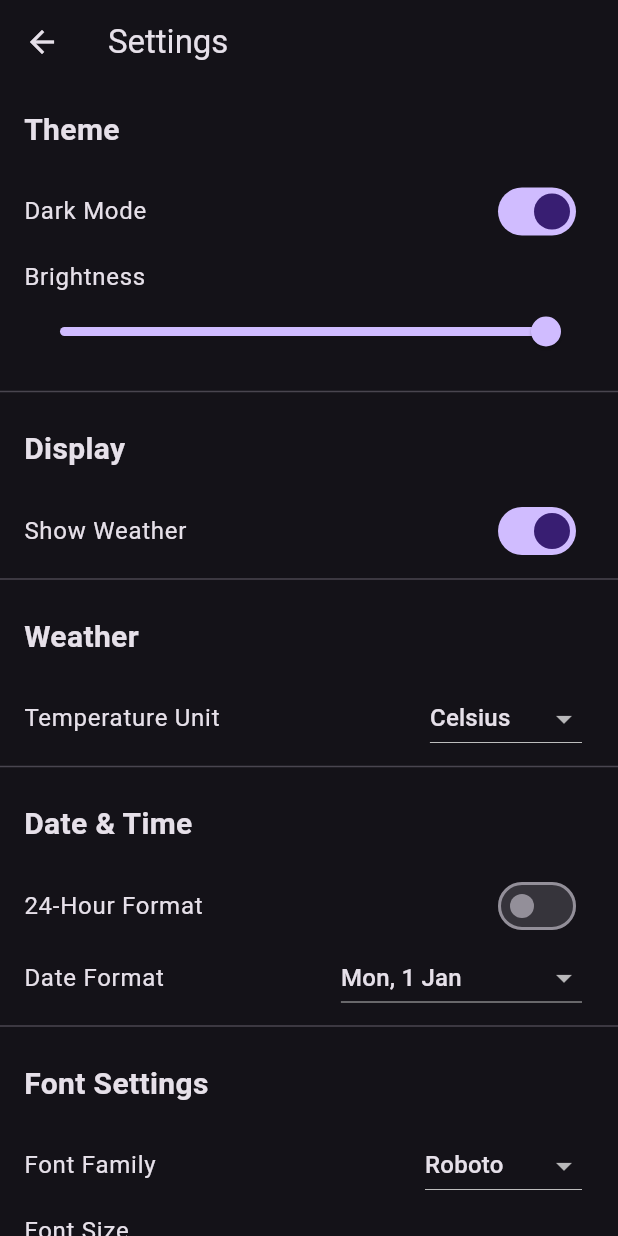
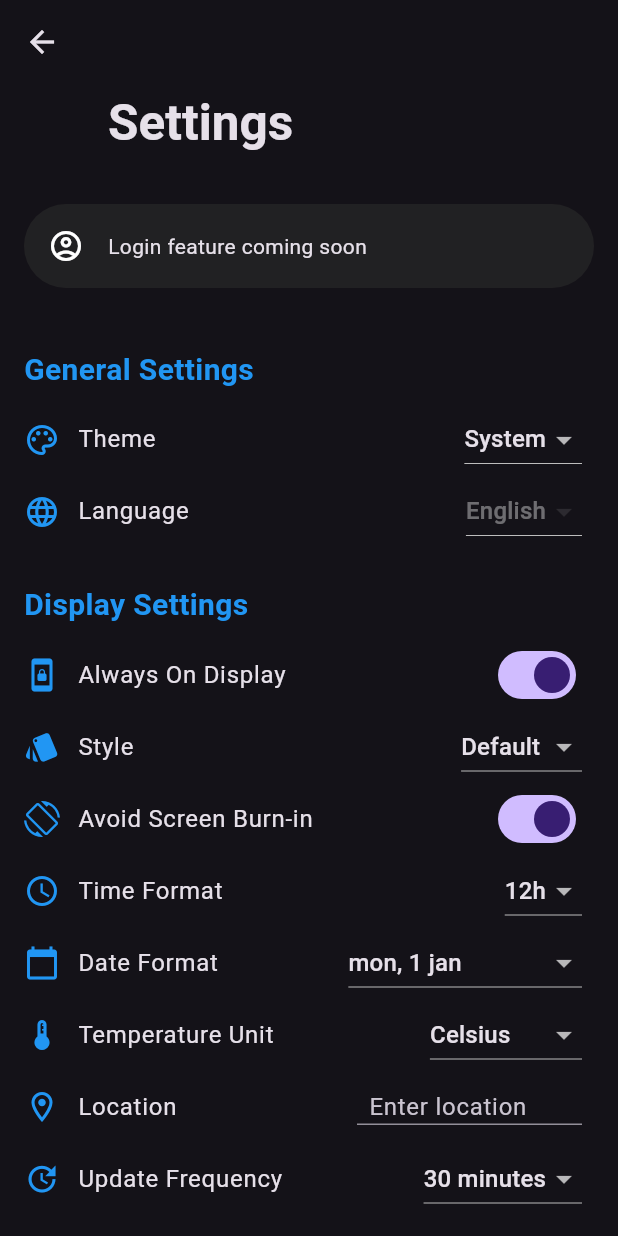
Before and after one commit to ivin-titus/ReSmart, a Flutter app: the SettingsScreen screen opened directly, on a phone screen of 412 x 824 dp. Run offline on Flutter 3.47's test engine with Material 3 defaults, Android fonts, the phone set to English and light mode, and no system bars; our stand-ins replace flutter_dotenv, location, shared_preferences, wakelock_plus, weather_icons; accounts and stored records are empty.

Commit message:
Added Settings menu

```diff
--- a/lib/settings.dart
+++ b/lib/settings.dart
@@ -1,282 +1,457 @@
+
+
 import 'package:flutter/material.dart';
-import 'package:shared_preferences/shared_preferences.dart';
-import 'package:google_fonts/google_fonts.dart';
+import '../widgets/shared_styles.dart';
 
-class SettingsProvider extends ChangeNotifier {
-  static final SettingsProvider _instance = SettingsProvider._internal();
-  factory SettingsProvider() => _instance;
-  SettingsProvider._internal();
-
-  late SharedPreferences _prefs;
-  bool _initialized = false;
-
-  // Theme
-  bool _isDarkMode = true;
-  String _selectedFont = 'Roboto';
-  double _fontSize = 1.0;
-
-  // Weather
-  bool _showWeather = true;
-  String _temperatureUnit = 'celsius';
-
-  // Date & Time
-  bool _show24HourFormat = false;
-  String _dateFormat = 'E, d MMM';
-
-  // Display
-  double _brightness = 1.0;
-
-  // Getters
-  bool get isDarkMode => _isDarkMode;
-  String get selectedFont => _selectedFont;
-  double get fontSize => _fontSize;
-  bool get showWeather => _showWeather;
-  String get temperatureUnit => _temperatureUnit;
-  bool get show24HourFormat => _show24HourFormat;
-  String get dateFormat => _dateFormat;
-  double get brightness => _brightness;
-
-  Future<void> init() async {
-    if (_initialized) return;
-    _prefs = await SharedPreferences.getInstance();
-
-    _isDarkMode = _prefs.getBool('isDarkMode') ?? true;
-    _selectedFont = _prefs.getString('selectedFont') ?? 'Roboto';
-    _fontSize = _prefs.getDouble('fontSize') ?? 1.0;
-    _showWeather = _prefs.getBool('showWeather') ?? true;
-    _temperatureUnit = _prefs.getString('temperatureUnit') ?? 'celsius';
-    _show24HourFormat = _prefs.getBool('show24HourFormat') ?? false;
-    _dateFormat = _prefs.getString('dateFormat') ?? 'E, d MMM';
-    _brightness = _prefs.getDouble('brightness') ?? 1.0;
-
-    _initialized = true;
-    notifyListeners();
-  }
-
-  Future<void> setDarkMode(bool value) async {
-    _isDarkMode = value;
-    await _prefs.setBool('isDarkMode', value);
-    notifyListeners();
-  }
-
-  Future<void> setFont(String font) async {
-    _selectedFont = font;
-    await _prefs.setString('selectedFont', font);
-    notifyListeners();
-  }
-
-  Future<void> setFontSize(double size) async {
-    _fontSize = size;
-    await _prefs.setDouble('fontSize', size);
-    notifyListeners();
-  }
-
-  Future<void> setShowWeather(bool value) async {
-    _showWeather = value;
-    await _prefs.setBool('showWeather', value);
-    notifyListeners();
-  }
-
-  Future<void> setTemperatureUnit(String unit) async {
-    _temperatureUnit = unit;
-    await _prefs.setString('temperatureUnit', unit);
-    notifyListeners();
-  }
-
-  Future<void> set24HourFormat(bool value) async {
-    _show24HourFormat = value;
-    await _prefs.setBool('show24HourFormat', value);
-    notifyListeners();
-  }
-
-  Future<void> setDateFormat(String format) async {
-    _dateFormat = format;
-    await _prefs.setString('dateFormat', format);
-    notifyListeners();
-  }
-
-  Future<void> setBrightness(double value) async {
-    _brightness = value;
-    await _prefs.setDouble('brightness', value);
-    notifyListeners();
-  }
-}
-
-class SettingsScreen extends StatelessWidget {
+class SettingsScreen extends StatefulWidget {
   const SettingsScreen({Key? key}) : super(key: key);
 
   @override
-  Widget build(BuildContext context) {
-    return AnimatedTheme(
-      data: Theme.of(context),
-      child: Scaffold(
-        appBar: AppBar(
-          title: const Text('Settings'),
-          elevation: 0,
-        ),
-        body: ListView(
-          children: [
-            _buildThemeSection(context),
-            _buildDisplaySection(context),
-            _buildWeatherSection(context),
-            _buildDateTimeSection(context),
-            _buildFontSection(context),
-            _buildAboutSection(context),
-          ],
+  State<SettingsScreen> createState() => _SettingsScreenState();
+}
+
+class _SettingsScreenState extends State<SettingsScreen> {
+  // Theme settings
+  String _selectedTheme = 'system';
+  String _selectedLanguage = 'english';
+
+  // AOD settings
+  bool _isAODEnabled = true;
+  String _selectedStyle = 'Default';
+  String _selectedFontFamily = 'Roboto';
+  String _selectedFontSize = 'Medium';
+  bool _avoidScreenBurnIn = true;
+  String _timeFormat = '12';
+  String _dateFormat = 'mon, 1 jan';
+  String _temperatureUnit = 'celsius';
+  String _weatherLocation = '';
+  String _weatherUpdateFrequency = '30 minutes';
+
+  // Custom font size
+  TextEditingController _customFontSizeController = TextEditingController();
+
+  final List<String> _availableStyles = ['Default', 'Custom'];
+  final List<String> _availableFontFamilies = [
+    'Roboto',
+    'Arial',
+    'Helvetica',
+    'Times New Roman',
+    'Georgia',
+    'Courier New',
+    'Verdana',
+    'Tahoma',
+    'Impact',
+    'Comic Sans MS',
+  ];
+
+  final List<String> _availableDateFormats = [
+    'mon, 1 jan',
+    'monday, 1 january',
+    '1/1/2025',
+    'jan 1, 2025',
+    'january 1, 2025',
+    '1 january 2025',
+  ];
+
+  @override
+  void initState() {
+    super.initState();
+    // Initialize settings from shared preferences here
+  }
+
+  Widget _buildSectionHeader(String title) {
+    return Padding(
+      padding: const EdgeInsets.fromLTRB(16, 24, 16, 8),
+      child: Text(
+        title,
+        style: const TextStyle(
+          fontSize: 20,
+          fontWeight: FontWeight.bold,
+          color: Colors.blue,
         ),
       ),
     );
   }
 
-  Widget _buildThemeSection(BuildContext context) {
-    final settings = SettingsProvider();
+  Widget _buildSettingTile({
+    required String title,
+    required Widget trailing,
+    String? subtitle,
+    IconData? icon,
+  }) {
+    return ListTile(
+      leading: icon != null ? Icon(icon, color: Colors.blue) : null,
+      title: Text(title),
+      subtitle: subtitle != null ? Text(subtitle) : null,
+      trailing: trailing,
+    );
+  }
 
-    return _buildSection(
-      'Theme',
-      [
-        SwitchListTile(
-          title: const Text('Dark Mode'),
-          value: settings.isDarkMode,
-          onChanged: settings.setDarkMode,
+  Widget _buildGeneralSettings() {
+    return Column(
+      crossAxisAlignment: CrossAxisAlignment.start,
+      children: [
+        _buildSectionHeader('General Settings'),
+        _buildSettingTile(
+          title: 'Theme',
+          icon: Icons.palette_outlined,
+          trailing: DropdownButton<String>(
+            value: _selectedTheme,
+            onChanged: (String? newValue) {
+              if (newValue != null) {
+                setState(() => _selectedTheme = newValue);
+              }
+            },
+            items: ['system', 'dark', 'light']
+                .map<DropdownMenuItem<String>>((String value) {
+              return DropdownMenuItem<String>(
+                value: value,
+                child: Text(value.capitalize()),
+              );
+            }).toList(),
+          ),
         ),
-        ListTile(
-          title: const Text('Brightness'),
-          subtitle: Slider(
-            value: settings.brightness,
-            onChanged: settings.setBrightness,
+        _buildSettingTile(
+          title: 'Language',
+          icon: Icons.language,
+          trailing: DropdownButton<String>(
+            value: _selectedLanguage,
+            onChanged: null, // Disabled as only English is available
+            items: ['english'].map<DropdownMenuItem<String>>((String value) {
+              return DropdownMenuItem<String>(
+                value: value,
+                child: Text(value.capitalize()),
+              );
+            }).toList(),
           ),
         ),
       ],
     );
   }
 
-  Widget _buildDisplaySection(BuildContext context) {
-    final settings = SettingsProvider();
-
-    return _buildSection(
-      'Display',
-      [
-        SwitchListTile(
-          title: const Text('Show Weather'),
-          value: settings.showWeather,
-          onChanged: settings.setShowWeather,
+  Widget _buildDisplaySettings() {
+    return Column(
+      crossAxisAlignment: CrossAxisAlignment.start,
+      children: [
+        _buildSectionHeader('Display Settings'),
+        _buildSettingTile(
+          title: 'Always On Display',
+          icon: Icons.screen_lock_portrait_outlined,
+          trailing: Switch(
+            value: _isAODEnabled,
+            onChanged: (bool value) {
+              setState(() => _isAODEnabled = value);
+            },
+          ),
         ),
+        if (_isAODEnabled) ...[
+          _buildAODSettings(),
+        ],
       ],
     );
   }
 
-  Widget _buildWeatherSection(BuildContext context) {
-    final settings = SettingsProvider();
+  Widget _buildAODSettings() {
+    return Column(
+      children: [
+        _buildSettingTile(
+          title: 'Style',
+          icon: Icons.style,
+          trailing: DropdownButton<String>(
+            value: _selectedStyle,
+            onChanged: (String? newValue) {
+              if (newValue != null) {
+                setState(() => _selectedStyle = newValue);
+              }
+            },
+            items: _availableStyles.map<DropdownMenuItem<String>>((String value) {
+              return DropdownMenuItem<String>(
+                value: value,
+                child: Text(value),
+              );
+            }).toList(),
+          ),
+        ),
+        if (_selectedStyle == 'Custom') ...[
+          _buildCustomStyleSettings(),
+        ],
+        _buildSettingTile(
+          title: 'Avoid Screen Burn-in',
+          icon: Icons.screen_rotation,
+          trailing: Switch(
+            value: _avoidScreenBurnIn,
+            onChanged: (bool value) {
+              setState(() => _avoidScreenBurnIn = value);
+            },
+          ),
+        ),
+        _buildTimeAndDateSettings(),
+        _buildWeatherSettings(),
+      ],
+    );
+  }
 
-    return _buildSection(
-      'Weather',
-      [
+  Widget _buildCustomStyleSettings() {
+    return Column(
+      children: [
+        const SizedBox(height: 15),
         ListTile(
-          title: const Text('Temperature Unit'),
+          leading: const Icon(Icons.widgets_outlined, color: Colors.blue),
+          title: const Text('Customize Widgets'),
+          trailing: ElevatedButton(
+            onPressed: () {
+              // Navigate to widget customization screen
+            },
+            child: const Text('Customize'),
+          ),
+        ),
+        _buildSettingTile(
+          title: 'Font Family',
+          icon: Icons.font_download_outlined,
           trailing: DropdownButton<String>(
-            value: settings.temperatureUnit,
-            items: const [
-              DropdownMenuItem(value: 'celsius', child: Text('Celsius')),
-              DropdownMenuItem(value: 'fahrenheit', child: Text('Fahrenheit')),
+            value: _selectedFontFamily,
+            onChanged: (String? newValue) {
+              if (newValue != null) {
+                setState(() => _selectedFontFamily = newValue);
+              }
+            },
+            items: _availableFontFamilies
+                .map<DropdownMenuItem<String>>((String value) {
+              return DropdownMenuItem<String>(
+                value: value,
+                child: Text(value),
+              );
+            }).toList(),
+          ),
+        ),
+        ListTile(
+          leading: const Icon(Icons.text_fields, color: Colors.blue),
+          title: const Text('Font Size'),
+          trailing: Row(
+            mainAxisSize: MainAxisSize.min,
+            children: [
+              DropdownButton<String>(
+                value: _selectedFontSize,
+                onChanged: (String? newValue) {
+                  if (newValue != null) {
+                    setState(() => _selectedFontSize = newValue);
+                  }
+                },
+                items: ['Small', 'Medium', 'Large', 'Custom']
+                    .map<DropdownMenuItem<String>>((String value) {
+                  return DropdownMenuItem<String>(
+                    value: value,
+                    child: Text(value),
+                  );
+                }).toList(),
+              ),
+              if (_selectedFontSize == 'Custom') ...[
+                const SizedBox(width: 8),
+                SizedBox(
+                  width: 60,
+                  child: TextField(
+                    controller: _customFontSizeController,
+                    keyboardType: TextInputType.number,
+                    decoration: const InputDecoration(
+                      isDense: true,
+                      contentPadding: EdgeInsets.symmetric(horizontal: 8),
+                    ),
+                  ),
+                ),
+              ],
             ],
-            onChanged: (value) => settings.setTemperatureUnit(value!),
+          ),
+        ),
+        const SizedBox(height: 15),
+      ],
+    );
+  }
+
+  Widget _buildTimeAndDateSettings() {
+    return Column(
+      children: [
+        _buildSettingTile(
+          title: 'Time Format',
+          icon: Icons.access_time,
+          trailing: DropdownButton<String>(
+            value: _timeFormat,
+            onChanged: (String? newValue) {
+              if (newValue != null) {
+                setState(() => _timeFormat = newValue);
+              }
+            },
+            items: ['12', '24'].map<DropdownMenuItem<String>>((String value) {
+              return DropdownMenuItem<String>(
+                value: value,
+                child: Text('${value}h'),
+              );
+            }).toList(),
+          ),
+        ),
+        _buildSettingTile(
+          title: 'Date Format',
+          icon: Icons.calendar_today,
+          trailing: DropdownButton<String>(
+            value: _dateFormat,
+            onChanged: (String? newValue) {
+              if (newValue != null) {
+                setState(() => _dateFormat = newValue);
+              }
+            },
+            items: _availableDateFormats
+                .map<DropdownMenuItem<String>>((String value) {
+              return DropdownMenuItem<String>(
+                value: value,
+                child: Text(value),
+              );
+            }).toList(),
           ),
         ),
       ],
     );
   }
 
-  Widget _buildDateTimeSection(BuildContext context) {
-    final settings = SettingsProvider();
-
-    return _buildSection(
-      'Date & Time',
-      [
-        SwitchListTile(
-          title: const Text('24-Hour Format'),
-          value: settings.show24HourFormat,
-          onChanged: settings.set24HourFormat,
+  Widget _buildWeatherSettings() {
+    return Column(
+      children: [
+        _buildSettingTile(
+          title: 'Temperature Unit',
+          icon: Icons.thermostat_outlined,
+          trailing: DropdownButton<String>(
+            value: _temperatureUnit,
+            onChanged: (String? newValue) {
+              if (newValue != null) {
+                setState(() => _temperatureUnit = newValue);
+              }
+            },
+            items: ['celsius', 'fahrenheit']
+                .map<DropdownMenuItem<String>>((String value) {
+              return DropdownMenuItem<String>(
+                value: value,
+                child: Text(value.capitalize()),
+              );
+            }).toList(),
+          ),
         ),
-        ListTile(
-          title: const Text('Date Format'),
+        _buildSettingTile(
+          title: 'Location',
+          icon: Icons.location_on_outlined,
+          trailing: SizedBox(
+            width: 150,
+            child: TextField(
+              decoration: const InputDecoration(
+                hintText: 'Enter location',
+                isDense: true,
+                contentPadding: EdgeInsets.symmetric(horizontal: 8),
+              ),
+              onChanged: (value) {
+                setState(() => _weatherLocation = value);
+              },
+            ),
+          ),
+        ),
+        _buildSettingTile(
+          title: 'Update Frequency',
+          icon: Icons.update,
           trailing: DropdownButton<String>(
-            value: settings.dateFormat,
-            items: const [
-              DropdownMenuItem(value: 'E, d MMM', child: Text('Mon, 1 Jan')),
-              DropdownMenuItem(value: 'EEEE, d MMMM', child: Text('Monday, 1 January')),
-              DropdownMenuItem(value: 'd/M/y', child: Text('1/1/2024')),
-            ],
-            onChanged: (value) => settings.setDateFormat(value!),
+            value: _weatherUpdateFrequency,
+            onChanged: (String? newValue) {
+              if (newValue != null) {
+                setState(() => _weatherUpdateFrequency = newValue);
+              }
+            },
+            items: ['15 minutes', '30 minutes', '1 hour', '3 hours']
+                .map<DropdownMenuItem<String>>((String value) {
+              return DropdownMenuItem<String>(
+                value: value,
+                child: Text(value),
+              );
+            }).toList(),
           ),
         ),
       ],
     );
   }
 
-  Widget _buildFontSection(BuildContext context) {
-    final settings = SettingsProvider();
-
-    return _buildSection(
-      'Font Settings',
-      [
+  Widget _buildAboutSection() {
+    return Column(
+      crossAxisAlignment: CrossAxisAlignment.start,
+      children: [
+        _buildSectionHeader('About'),
         ListTile(
-          title: const Text('Font Family'),
-          trailing: DropdownButton<String>(
-            value: settings.selectedFont,
-            items: [
-              'Roboto',
-              'Poppins',
-              'Montserrat',
-              'OpenSans',
-              'Lato'
-            ].map((font) => DropdownMenuItem(value: font, child: Text(font))).toList(),
-            onChanged: (value) => settings.setFont(value!),
-          ),
+          leading: const Icon(Icons.info_outline, color: Colors.blue),
+          title: const Text('Version'),
+          subtitle: const Text('1.0.0'),
         ),
         ListTile(
-          title: const Text('Font Size'),
-          subtitle: Slider(
-            value: settings.fontSize,
-            min: 0.8,
-            max: 1.2,
-            divisions: 4,
-            label: '${(settings.fontSize * 100).round()}%',
-            onChanged: settings.setFontSize,
-          ),
+          leading: const Icon(Icons.privacy_tip_outlined, color: Colors.blue),
+          title: const Text('Privacy Policy & Terms'),
+          onTap: () {
+            // Navigate to privacy policy
+          },
+        ),
+        ListTile(
+          leading: const Icon(Icons.person_outline, color: Colors.blue),
+          title: const Text('Developer Info'),
+          onTap: () {
+            // Show developer info
+          },
         ),
       ],
     );
   }
 
-  Widget _buildAboutSection(BuildContext context) {
-    return _buildSection(
-      'About',
-      [
-        const ListTile(
-          title: Text('Version'),
-          trailing: Text('1.0.0'),
-        ),
-      ],
-    );
-  }
-
-  Widget _buildSection(String title, List<Widget> children) {
-    return Column(
-      crossAxisAlignment: CrossAxisAlignment.start,
-      children: [
-        Padding(
-          padding: const EdgeInsets.all(16.0),
-          child: Text(
-            title,
-            style: const TextStyle(
-              fontSize: 20,
-              fontWeight: FontWeight.bold,
+  @override
+  Widget build(BuildContext context) {
+    return Scaffold(
+      body: CustomScrollView(
+        slivers: [
+          const SliverAppBar(
+            pinned: true,
+            expandedHeight: 120.0,
+            flexibleSpace: FlexibleSpaceBar(
+              title: Text(
+                'Settings',
+                style: TextStyle(fontWeight: FontWeight.bold),
+              ),
             ),
           ),
-        ),
-        ...children,
-        const Divider(),
-      ],
+          SliverToBoxAdapter(
+            child: Column(
+              crossAxisAlignment: CrossAxisAlignment.start,
+              children: [
+                // Reserved space for account login (future feature)
+                Container(
+                  padding: const EdgeInsets.all(16),
+                  margin: const EdgeInsets.all(16),
+                  decoration: BoxDecoration(
+                    color: const Color.fromARGB(171, 40, 40, 40),
+                    borderRadius: BorderRadius.circular(50),
+                  ),
+                  child: const Row(
+                    children: [
+                      Icon(Icons.account_circle_outlined),
+                      SizedBox(width: 16),
+                      Text('Login feature coming soon'),
+                    ],
+                  ),
+                ),
+                _buildGeneralSettings(),
+                _buildDisplaySettings(),
+                _buildAboutSection(),
+                const SizedBox(height: 32), // Bottom padding
+              ],
+            ),
+          ),
+        ],
+      ),
     );
   }
 }
+
+// Extension to capitalize strings
+extension StringExtension on String {
+  String capitalize() {
+    return "${this[0].toUpperCase()}${substring(1)}";
+  }
+}
--- a/pubspec.yaml
+++ b/pubspec.yaml
@@ -40,6 +40,7 @@ dependencies:
   weather_icons: ^3.0.0
   wakelock_plus: ^1.2.10
   google_fonts: ^6.1.0
+  provider: ^6.0.5
 
 
 
```
Also changed, not shown: pubspec.lock.
